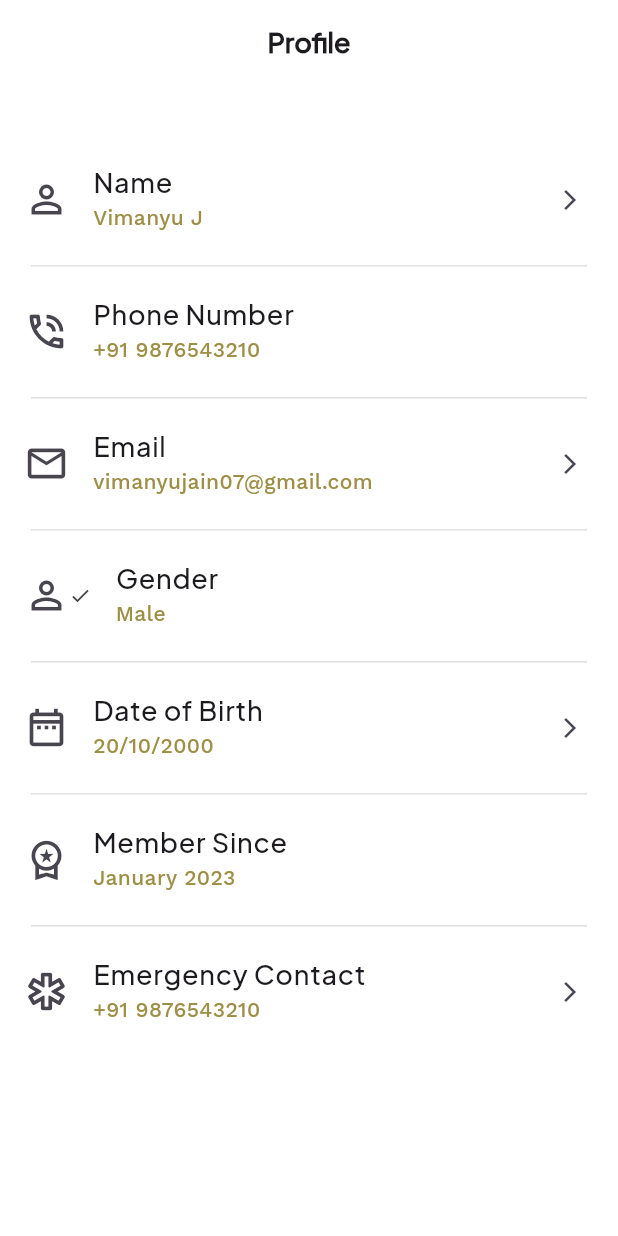
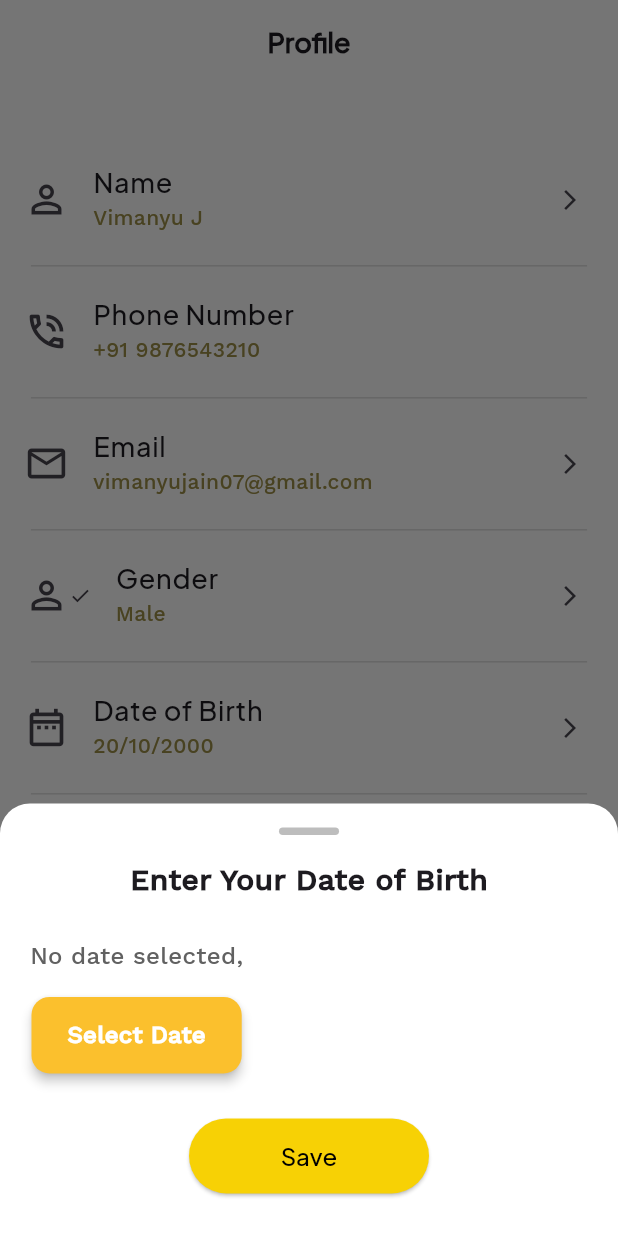
Before and after one commit to FLUXY01/Zone-Express, a Flutter app: the ProfileScreen screen opened directly, after a tap on "Date of Birth", on a phone screen of 412 x 824 dp. Run offline on Flutter 3.47's test engine with Material 3 defaults, Android fonts, the light colour scheme and no system bars; our stand-ins replace flutter_map, flutter_svg, flutter_vector_icons, geolocator, get, image_picker and 2 more.

Commit message:
chore: editted some design changes

```diff
--- a/lib/feature/User/account/screen/profile_screen.dart
+++ b/lib/feature/User/account/screen/profile_screen.dart
@@ -1,5 +1,6 @@
 import 'package:flutter/material.dart';
 import '../../../../utils/constants/font.dart';
+import '../../orders/widget/account_bottom_sheet.dart';
 
 class ProfileScreen extends StatefulWidget {
   const ProfileScreen({super.key});
@@ -50,7 +51,8 @@ class _ProfileScreenState extends State<ProfileScreen> {
                 ),
               ),
               trailing: const Icon(Icons.arrow_forward_ios, size: 16),
-              onTap: () {},
+              onTap: () =>
+                  showAccountFieldBottomSheet(context, AccountFieldType.name),
             ),
             Divider(
               color: Colors.grey.shade300,
@@ -100,7 +102,8 @@ class _ProfileScreenState extends State<ProfileScreen> {
                 ),
               ),
               trailing: const Icon(Icons.arrow_forward_ios, size: 16),
-              onTap: () {},
+              onTap: () =>
+                  showAccountFieldBottomSheet(context, AccountFieldType.email),
             ),
             Divider(
               color: Colors.grey.shade300,
@@ -131,6 +134,9 @@ class _ProfileScreenState extends State<ProfileScreen> {
                   color: Color(0xFF9E8F47),
                 ),
               ),
+              trailing: const Icon(Icons.arrow_forward_ios, size: 16),
+              onTap: () =>
+                  showAccountFieldBottomSheet(context, AccountFieldType.gender),
             ),
             Divider(
               color: Colors.grey.shade300,
@@ -156,7 +162,8 @@ class _ProfileScreenState extends State<ProfileScreen> {
                 ),
               ),
               trailing: const Icon(Icons.arrow_forward_ios, size: 16),
-              onTap: () {},
+              onTap: () =>
+                  showAccountFieldBottomSheet(context, AccountFieldType.dob),
             ),
             Divider(
               color: Colors.grey.shade300,
@@ -206,6 +213,10 @@ class _ProfileScreenState extends State<ProfileScreen> {
                 ),
               ),
               trailing: const Icon(Icons.arrow_forward_ios, size: 16),
+              onTap: () => showAccountFieldBottomSheet(
+                context,
+                AccountFieldType.emergencyContact,
+              ),
             ),
           ],
         ),
--- a/lib/feature/User/login_Signup/screen/login_signup.dart
+++ b/lib/feature/User/login_Signup/screen/login_signup.dart
@@ -6,7 +6,6 @@ import 'package:zone_express/common/comm_button_yellow.dart';
 import 'package:zone_express/feature/User/dashboard/screens/dashboard_screen.dart';
 import 'package:zone_express/feature/User/login_Signup/widget/otp_verification.dart';
 import 'package:zone_express/feature/User/login_Signup/widget/phone_textfield.dart';
-import 'package:zone_express/feature/User/main_screen_user.dart';
 import '../../../../utils/constants/font.dart';
 import '../widget/custom_textfield_user_login.dart';
 
--- a/lib/feature/User/main_screen_user.dart
+++ b/lib/feature/User/main_screen_user.dart
@@ -1,4 +1,5 @@
 import 'package:flutter/material.dart';
+import 'package:flutter_vector_icons/flutter_vector_icons.dart';
 
 import 'account/screen/profile_screen.dart';
 import 'dashboard/screens/dashboard_screen.dart';
@@ -46,8 +47,8 @@ class _MainScreenUserState extends State<MainScreenUser> {
             label: "Home",
           ),
           BottomNavigationBarItem(
-            icon: Icon(Icons.inventory_2_outlined),
-            activeIcon: Icon(Icons.inventory_2),
+            icon: Icon(MaterialCommunityIcons.cube_outline),
+            activeIcon: Icon(MaterialCommunityIcons.cube),
             label: "Orders",
           ),
           BottomNavigationBarItem(
--- /dev/null
+++ b/lib/feature/User/orders/widget/account_bottom_sheet.dart
@@ -0,0 +1,238 @@
+import 'package:flutter/material.dart';
+import 'package:zone_express/common/comm_button_yellow.dart';
+
+import '../../../../utils/constants/font.dart';
+
+enum AccountFieldType { name, email, gender, dob, emergencyContact }
+
+void showAccountFieldBottomSheet(BuildContext context, AccountFieldType type) {
+  final screenHeight = MediaQuery.of(context).size.height;
+  final screenWidth = MediaQuery.of(context).size.width;
+  showModalBottomSheet(
+    backgroundColor: Colors.white,
+    context: context,
+    shape: const RoundedRectangleBorder(
+      borderRadius: BorderRadius.vertical(top: Radius.circular(20)),
+    ),
+    isScrollControlled: true,
+    builder: (context) {
+      String title = "";
+      Widget content = const SizedBox();
+
+      switch (type) {
+        case AccountFieldType.name:
+          title = "Enter Your Name";
+          content = const _NameEmailInput(hint: "Name");
+          break;
+
+        case AccountFieldType.email:
+          title = "Enter Your Email";
+          content = const _NameEmailInput(hint: "Email");
+          break;
+
+        case AccountFieldType.gender:
+          title = "Enter Your Gender";
+          content = const _GenderSelector();
+          break;
+
+        case AccountFieldType.dob:
+          title = "Enter Your Date of Birth";
+          content = const _DobPicker();
+          break;
+
+        case AccountFieldType.emergencyContact:
+          title = "Enter Emergency Contact";
+          content = const _NameEmailInput(hint: "Contact Number");
+          break;
+      }
+
+      return DraggableScrollableSheet(
+        expand: false,
+        initialChildSize: 0.35, // 🔹 default height
+        minChildSize: 0.25,
+        maxChildSize: 0.65, // 🔹 can drag bigger
+        builder: (context, scrollController) {
+          return Padding(
+            padding: EdgeInsets.only(
+              left: 20,
+              right: 20,
+              top: 16,
+              bottom: MediaQuery.of(context).viewInsets.bottom + 20,
+            ),
+            child: SingleChildScrollView(
+              controller: scrollController,
+              child: Column(
+                crossAxisAlignment: CrossAxisAlignment.start,
+                children: [
+                  // Drag handle
+                  Center(
+                    child: Container(
+                      width: 40,
+                      height: 5,
+                      margin: const EdgeInsets.only(bottom: 16),
+                      decoration: BoxDecoration(
+                        color: Colors.grey[400],
+                        borderRadius: BorderRadius.circular(10),
+                      ),
+                    ),
+                  ),
+                  // Title
+                  Center(
+                    child: Text(
+                      title,
+                      style: const TextStyle(
+                        fontSize: 20,
+                        fontWeight: FontWeight.bold,
+                        fontFamily: Tfonts.workSansFont,
+                      ),
+                    ),
+                  ),
+                  const SizedBox(height: 24),
+                  // Dynamic Content
+                  content,
+                  const SizedBox(height: 30),
+                  // Save Button at Center
+                  Center(
+                    child: SizedBox(
+                      width: 160,
+                      child: CommonButtonYellow(
+                        onPressed: () {
+                          Navigator.pop(context);
+                        },
+                        label: 'Save',
+                      ),
+                    ),
+                  ),
+                ],
+              ),
+            ),
+          );
+        },
+      );
+    },
+  );
+}
+
+// 📌 Reusable TextField for Name & Email
+class _NameEmailInput extends StatelessWidget {
+  final String hint;
+  const _NameEmailInput({required this.hint});
+
+  @override
+  Widget build(BuildContext context) {
+    return TextField(
+      decoration: InputDecoration(
+        hintText: hint,
+        contentPadding: const EdgeInsets.symmetric(
+          horizontal: 16,
+          vertical: 14,
+        ),
+        border: OutlineInputBorder(borderRadius: BorderRadius.circular(12)),
+      ),
+    );
+  }
+}
+
+// 📌 Gender Selector
+class _GenderSelector extends StatefulWidget {
+  const _GenderSelector();
+
+  @override
+  State<_GenderSelector> createState() => _GenderSelectorState();
+}
+
+class _GenderSelectorState extends State<_GenderSelector> {
+  String? selectedGender;
+
+  @override
+  Widget build(BuildContext context) {
+    return Column(
+      children: [
+        RadioListTile<String>(
+          title: const Text("Male"),
+          value: "Male",
+          groupValue: selectedGender,
+          onChanged: (value) => setState(() => selectedGender = value),
+        ),
+        RadioListTile<String>(
+          title: const Text("Female"),
+          value: "Female",
+          groupValue: selectedGender,
+          onChanged: (value) => setState(() => selectedGender = value),
+        ),
+        RadioListTile<String>(
+          title: const Text("Prefer not to say"),
+          value: "Prefer not to say",
+          groupValue: selectedGender,
+          onChanged: (value) => setState(() => selectedGender = value),
+        ),
+      ],
+    );
+  }
+}
+
+// 📌 Date of Birth Picker
+class _DobPicker extends StatefulWidget {
+  const _DobPicker();
+
+  @override
+  State<_DobPicker> createState() => _DobPickerState();
+}
+
+class _DobPickerState extends State<_DobPicker> {
+  DateTime? selectedDate;
+
+  Future<void> _pickDate(BuildContext context) async {
+    final DateTime? picked = await showDatePicker(
+      context: context,
+      initialDate: DateTime(2000),
+      firstDate: DateTime(1900),
+      lastDate: DateTime.now(),
+    );
+    if (picked != null) {
+      setState(() {
+        selectedDate = picked;
+      });
+    }
+  }
+
+  @override
+  Widget build(BuildContext context) {
+    return Column(
+      children: [
+        Text(
+          selectedDate == null
+              ? "No date selected,"
+              : "Selected: ${selectedDate!.toLocal().toString().split(' ')[0]}",
+          style: TextStyle(
+            fontSize: 16,
+            fontWeight: FontWeight.w500,
+            fontFamily: Tfonts.workSansFont,
+            color: Colors.grey[700],
+          ),
+        ),
+        const SizedBox(height: 16),
+        ElevatedButton(
+          style: ElevatedButton.styleFrom(
+            backgroundColor: Colors.yellow[700], // 🔹 button color
+            foregroundColor: Colors.white, // 🔹 text color
+            padding: const EdgeInsets.symmetric(horizontal: 24, vertical: 14),
+            shape: RoundedRectangleBorder(
+              borderRadius: BorderRadius.circular(12), // 🔹 rounded corners
+            ),
+            elevation: 3, // 🔹 subtle shadow
+          ),
+          onPressed: () => _pickDate(context),
+          child: const Text(
+            "Select Date",
+            style: TextStyle(
+              fontSize: 16,
+              fontWeight: FontWeight.bold,
+              fontFamily: Tfonts.workSansFont,
+            ),
+          ),
+        ),
+      ],
+    );
+  }
+}
--- a/pubspec.yaml
+++ b/pubspec.yaml
@@ -22,6 +22,7 @@ dependencies:
   flutter_svg: ^2.2.0
   video_player: ^2.10.0
   image_picker: ^1.2.0
+  flutter_vector_icons: ^2.0.0
 
 dev_dependencies:
   flutter_test:
```
Also changed, not shown: lib/feature/User/dashboard/screens/dashboard_screen.dart (+7 -1 lines), lib/feature/User/get help/screens/get_help.dart (added, +209 -0 lines), lib/feature/User/get help/widget/support_ticket_card.dart (added, +69 -0 lines), lib/feature/welcome/screen/welcome_screen.dart (+3 -37 lines), pubspec.lock.
